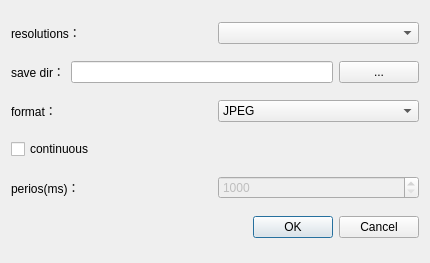
This is snapshotdialog.ui in sltruman/mind-vision-example as Qt 5 draws it before an edit. The edited form follows.
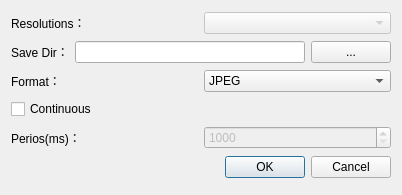
This is the edited form.

What changed in the file:
```diff
--- a/snapshotdialog.ui
+++ b/snapshotdialog.ui
@@ -6,8 +6,8 @@
    <rect>
     <x>0</x>
     <y>0</y>
-    <width>430</width>
-    <height>263</height>
+    <width>402</width>
+    <height>195</height>
    </rect>
   </property>
   <property name="windowTitle">
@@ -19,12 +19,16 @@
      <item>
       <widget class="QLabel" name="label_22">
        <property name="text">
-        <string>resolutions：</string>
+        <string>Resolutions：</string>
        </property>
       </widget>
      </item>
      <item>
-      <widget class="QComboBox" name="comboBox_resolution"/>
+      <widget class="QComboBox" name="comboBox_resolution">
+       <property name="enabled">
+        <bool>false</bool>
+       </property>
+      </widget>
      </item>
     </layout>
    </item>
@@ -33,7 +37,7 @@
      <item>
       <widget class="QLabel" name="label_19">
        <property name="text">
-        <string>save dir：</string>
+        <string>Save Dir：</string>
        </property>
       </widget>
      </item>
@@ -58,7 +62,7 @@
      <item>
       <widget class="QLabel" name="label_20">
        <property name="text">
-        <string>format：</string>
+        <string>Format：</string>
        </property>
       </widget>
      </item>
@@ -94,7 +98,7 @@
       <bool>true</bool>
      </property>
      <property name="text">
-      <string>continuous</string>
+      <string>Continuous</string>
      </property>
     </widget>
    </item>
@@ -103,7 +107,7 @@
      <item>
       <widget class="QLabel" name="label_21">
        <property name="text">
-        <string>perios(ms)：</string>
+        <string>Perios(ms)：</string>
        </property>
       </widget>
      </item>
```
